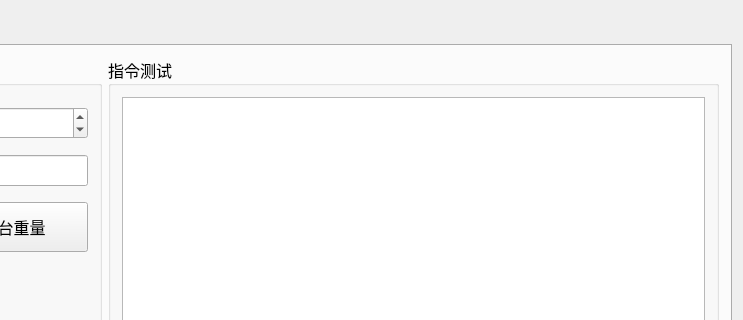
byteman/WFace, file mainwindow.ui: the form before one commit; both pictures show x 533 to 1276 and y 0 to 320 of the 1276 by 687 pixel window.
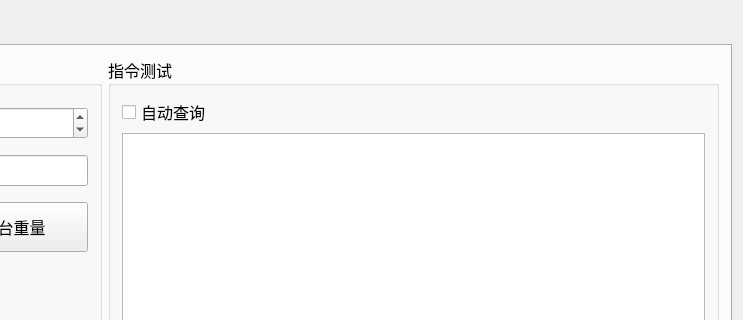
The form after the commit. The open tabs and pages were chosen to show the change.

Commit message: 加入自动读取

Diff of the .ui file:
```diff
--- a/mainwindow.ui
+++ b/mainwindow.ui
@@ -478,6 +478,13 @@
            <string>指令测试</string>
           </property>
           <layout class="QVBoxLayout" name="verticalLayout_3">
+           <item>
+            <widget class="QCheckBox" name="cbxAuto">
+             <property name="text">
+              <string>自动查询</string>
+             </property>
+            </widget>
+           </item>
            <item>
             <widget class="QListWidget" name="listResults"/>
            </item>
```
Left out of the diff: 2 changed lines with no effect on the pictures. The commit also changes 3 other files.
